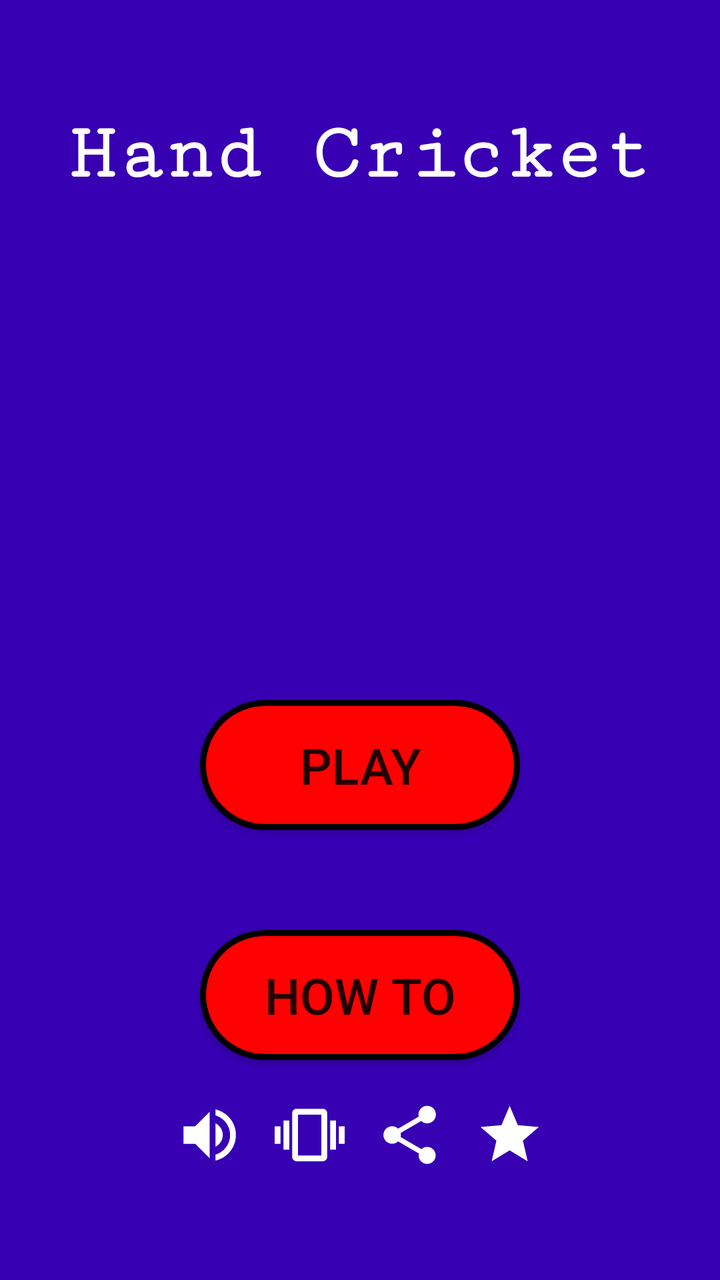
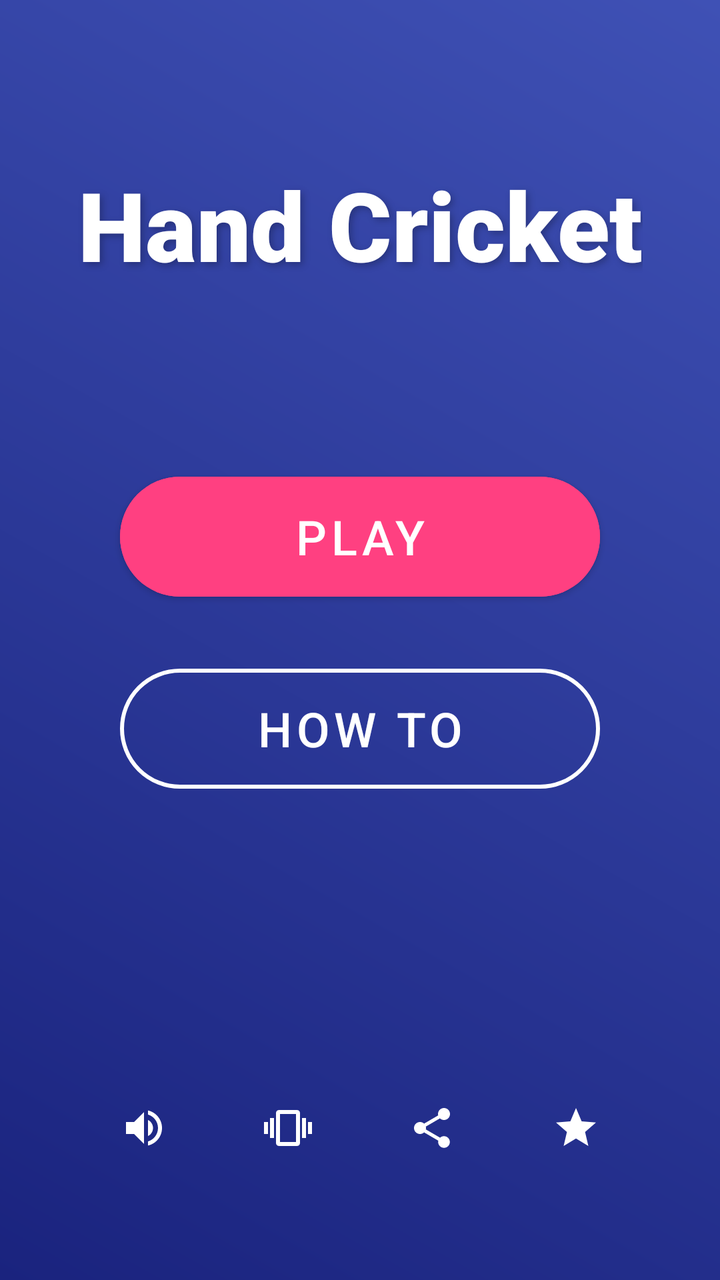

The first picture is an Android layout as it rendered before a commit; the second is the same layout after the commit. The layout source and the unified diff follow.
<!-- AndroidManifest.xml: application theme AppTheme -->
<!-- res/layout/home_page.xml -->
<?xml version="1.0" encoding="utf-8"?>
<RelativeLayout
    xmlns:android="http://schemas.android.com/apk/res/android"
    xmlns:tools="http://schemas.android.com/tools"
    android:layout_width="match_parent"
    android:layout_height="match_parent"
    tools:context=".HomeScreen"
    android:background="@color/colorPrimaryDark">

    <TextView
        android:id="@+id/title"
        android:layout_width="wrap_content"
        android:layout_height="wrap_content"
        android:text="@string/app_name"
        android:textAlignment="center"
        android:layout_marginTop="55dp"
        android:fontFamily="serif-monospace"
        android:textStyle="bold"
        android:textSize="40sp"
        android:textColor="@color/white"
        android:layout_centerHorizontal="true"/>

    <LinearLayout
        android:layout_width="wrap_content"
        android:layout_height="wrap_content"
        android:layout_below="@id/HowToButton"
        android:layout_centerHorizontal="true"
        android:layout_marginTop="20dp">

        <Button
            android:id="@+id/sound"
            android:layout_width="35dp"
            android:layout_height="35dp"
            android:layout_marginEnd="15dp"
            android:background="@drawable/sound_on_icon"
            android:backgroundTint="@color/white"
            tools:ignore="ButtonStyle" />

        <Button
            android:id="@+id/vibrate"
            android:layout_width="35dp"
            android:layout_height="35dp"
            android:layout_marginEnd="15dp"
            android:background="@drawable/vibration_on_icon"
            android:backgroundTint="@color/white"
            tools:ignore="ButtonStyle"/>

        <Button
            android:id="@+id/share"
            android:layout_width="35dp"
            android:layout_height="35dp"
            android:layout_marginEnd="15dp"
            android:background="@drawable/share_icon"
            android:backgroundTint="@color/white"
            android:onClick="share"
            tools:ignore="ButtonStyle"/>

        <Button
            android:id="@+id/rate"
            android:layout_width="35dp"
            android:layout_height="35dp"
            android:background="@drawable/rate_icon"
            android:backgroundTint="@color/white"
            android:onClick="rate"
            tools:ignore="ButtonStyle"/>

    </LinearLayout>



    <Button
        android:id="@+id/PlayButton"
        android:layout_width="wrap_content"
        android:layout_height="wrap_content"
        android:layout_alignParentTop="true"
        android:layout_centerInParent="true"
        android:layout_marginTop="350dp"
        android:background="@drawable/button"
        android:text="@string/Play"
        android:textSize="25sp"
        tools:ignore="RelativeOverlap" />

    <Button
        android:id="@+id/HowToButton"
        android:layout_width="wrap_content"
        android:layout_height="wrap_content"
        android:layout_below="@+id/PlayButton"
        android:layout_centerInParent="true"
        android:background="@drawable/button"
        android:layout_marginTop="50dp"
        android:textSize="25sp"
        android:text="@string/How_To" />
</RelativeLayout>
<!-- resources referenced by this layout -->
<resources>
  <color name="colorPrimaryDark">#3700B3</color>
  <color name="white">#ffff</color>
  <!-- drawable button (drawable) -->
  <?xml version="1.0" encoding="utf-8"?>
  <shape xmlns:android="http://schemas.android.com/apk/res/android"
      android:shape="rectangle">
      <corners
          android:radius="100dp"
          />
      <solid
          android:color="@color/colorPrimary"
          />
      <padding
          android:left="0dp"
          android:top="0dp"
          android:right="0dp"
          android:bottom="0dp"
          />
      <size
          android:width="160dp"
          android:height="65dp"
          />
      <stroke
          android:width="3dp"
          android:color="#000000"
          />
  </shape>
  <!-- drawable rate_icon (drawable) -->
  <vector xmlns:android="http://schemas.android.com/apk/res/android"
          android:width="24dp"
          android:height="24dp"
          android:viewportWidth="24.0"
          android:viewportHeight="24.0">
      <path
          android:fillColor="#FF000000"
          android:pathData="M12,17.27L18.18,21l-1.64,-7.03L22,9.24l-7.19,-0.61L12,2 9.19,8.63 2,9.24l5.46,4.73L5.82,21z"/>
  </vector>
  <!-- drawable share_icon (drawable) -->
  <vector xmlns:android="http://schemas.android.com/apk/res/android"
          android:width="24dp"
          android:height="24dp"
          android:viewportWidth="24.0"
          android:viewportHeight="24.0">
      <path
          android:fillColor="#FF000000"
          android:pathData="M18,16.08c-0.76,0 -1.44,0.3 -1.96,0.77L8.91,12.7c0.05,-0.23 0.09,-0.46 0.09,-0.7s-0.04,-0.47 -0.09,-0.7l7.05,-4.11c0.54,0.5 1.25,0.81 2.04,0.81 1.66,0 3,-1.34 3,-3s-1.34,-3 -3,-3 -3,1.34 -3,3c0,0.24 0.04,0.47 0.09,0.7L8.04,9.81C7.5,9.31 6.79,9 6,9c-1.66,0 -3,1.34 -3,3s1.34,3 3,3c0.79,0 1.5,-0.31 2.04,-0.81l7.12,4.16c-0.05,0.21 -0.08,0.43 -0.08,0.65 0,1.61 1.31,2.92 2.92,2.92 1.61,0 2.92,-1.31 2.92,-2.92s-1.31,-2.92 -2.92,-2.92z"/>
  </vector>
  <!-- drawable sound_on_icon (drawable) -->
  <vector xmlns:android="http://schemas.android.com/apk/res/android"
          android:width="24dp"
          android:height="24dp"
          android:viewportWidth="24.0"
          android:viewportHeight="24.0">
      <path
          android:fillColor="#FF000000"
          android:pathData="M3,9v6h4l5,5L12,4L7,9L3,9zM16.5,12c0,-1.77 -1.02,-3.29 -2.5,-4.03v8.05c1.48,-0.73 2.5,-2.25 2.5,-4.02zM14,3.23v2.06c2.89,0.86 5,3.54 5,6.71s-2.11,5.85 -5,6.71v2.06c4.01,-0.91 7,-4.49 7,-8.77s-2.99,-7.86 -7,-8.77z"/>
  </vector>
  <!-- drawable vibration_on_icon (drawable) -->
  <vector xmlns:android="http://schemas.android.com/apk/res/android"
          android:width="24dp"
          android:height="24dp"
          android:viewportWidth="24.0"
          android:viewportHeight="24.0">
      <path
          android:fillColor="#FF000000"
          android:pathData="M0,15h2L2,9L0,9v6zM3,17h2L5,7L3,7v10zM22,9v6h2L24,9h-2zM19,17h2L21,7h-2v10zM16.5,3h-9C6.67,3 6,3.67 6,4.5v15c0,0.83 0.67,1.5 1.5,1.5h9c0.83,0 1.5,-0.67 1.5,-1.5v-15c0,-0.83 -0.67,-1.5 -1.5,-1.5zM16,19L8,19L8,5h8v14z"/>
  </vector>
  <string name="How_To">How To</string>
  <string name="Play">Play</string>
  <string name="app_name">Hand Cricket</string>
  <style name="AppTheme" parent="Theme.AppCompat.Light.NoActionBar">
          
          <item name="colorPrimary">@color/colorPrimary</item>
          <item name="colorPrimaryDark">@color/colorPrimaryDark</item>
          <item name="colorAccent">@color/colorAccent</item>
  
      </style>
  <color name="colorPrimary">#FF0101</color>
  <color name="colorAccent">#03DAC5</color>
</resources>

<!-- the commit's change to res/layout/home_page.xml (unified diff, before → after) -->
@@ -1,93 +1,112 @@
 <?xml version="1.0" encoding="utf-8"?>
-<RelativeLayout
+<androidx.constraintlayout.widget.ConstraintLayout
     xmlns:android="http://schemas.android.com/apk/res/android"
+    xmlns:app="http://schemas.android.com/apk/res-auto"
     xmlns:tools="http://schemas.android.com/tools"
     android:layout_width="match_parent"
     android:layout_height="match_parent"
-    tools:context=".HomeScreen"
-    android:background="@color/colorPrimaryDark">
+    android:background="@drawable/main_gradient_bg"
+    tools:context=".HomeScreen">
 
     <TextView
         android:id="@+id/title"
         android:layout_width="wrap_content"
         android:layout_height="wrap_content"
         android:text="@string/app_name"
-        android:textAlignment="center"
-        android:layout_marginTop="55dp"
-        android:fontFamily="serif-monospace"
-        android:textStyle="bold"
-        android:textSize="40sp"
+        android:fontFamily="sans-serif-black"
+        android:textSize="48sp"
         android:textColor="@color/white"
-        android:layout_centerHorizontal="true"/>
+        android:layout_marginTop="80dp"
+        app:layout_constraintTop_toTopOf="parent"
+        app:layout_constraintStart_toStartOf="parent"
+        app:layout_constraintEnd_toEndOf="parent"
+        android:shadowColor="#40000000"
+        android:shadowDx="4"
+        android:shadowDy="4"
+        android:shadowRadius="8"/>
+
+    <com.google.android.material.button.MaterialButton
+        android:id="@+id/PlayButton"
+        android:layout_width="240dp"
+        android:layout_height="72dp"
+        android:text="@string/Play"
+        android:textSize="24sp"
+        android:layout_marginBottom="24dp"
+        app:cornerRadius="36dp"
+        app:layout_constraintBottom_toTopOf="@+id/HowToButton"
+        app:layout_constraintEnd_toEndOf="parent"
+        app:layout_constraintStart_toStartOf="parent"
+        app:layout_constraintVertical_chainStyle="packed"
+        app:layout_constraintTop_toBottomOf="@id/title"
+        android:backgroundTint="@color/buttonColor"/>
+
+    <com.google.android.material.button.MaterialButton
+        android:id="@+id/HowToButton"
+        style="@style/Widget.MaterialComponents.Button.OutlinedButton"
+        android:layout_width="240dp"
+        android:layout_height="72dp"
+        android:text="@string/How_To"
+        android:textSize="24sp"
+        android:textColor="@color/white"
+        app:strokeColor="@color/white"
+        app:strokeWidth="2dp"
+        app:cornerRadius="36dp"
+        app:layout_constraintBottom_toTopOf="@+id/bottom_actions"
+        app:layout_constraintEnd_toEndOf="parent"
+        app:layout_constraintStart_toStartOf="parent"
+        app:layout_constraintTop_toBottomOf="@+id/PlayButton"
+        android:layout_marginBottom="48dp"/>
 
     <LinearLayout
+        android:id="@+id/bottom_actions"
         android:layout_width="wrap_content"
         android:layout_height="wrap_content"
-        android:layout_below="@id/HowToButton"
-        android:layout_centerHorizontal="true"
-        android:layout_marginTop="20dp">
+        android:layout_marginBottom="48dp"
+        app:layout_constraintBottom_toBottomOf="parent"
+        app:layout_constraintEnd_toEndOf="parent"
+        app:layout_constraintStart_toStartOf="parent">
 
-        <Button
+        <ImageButton
             android:id="@+id/sound"
-            android:layout_width="35dp"
-            android:layout_height="35dp"
-            android:layout_marginEnd="15dp"
-            android:background="@drawable/sound_on_icon"
-            android:backgroundTint="@color/white"
-            tools:ignore="ButtonStyle" />
+            android:layout_width="56dp"
+            android:layout_height="56dp"
+            android:layout_marginEnd="16dp"
+            android:background="?attr/selectableItemBackgroundBorderless"
+            android:src="@drawable/sound_on_icon"
+            app:tint="@color/white"
+            tools:ignore="ContentDescription" />
 
-        <Button
+        <ImageButton
             android:id="@+id/vibrate"
-            android:layout_width="35dp"
-            android:layout_height="35dp"
-            android:layout_marginEnd="15dp"
-            android:background="@drawable/vibration_on_icon"
-            android:backgroundTint="@color/white"
-            tools:ignore="ButtonStyle"/>
+            android:layout_width="56dp"
+            android:layout_height="56dp"
+            android:layout_marginEnd="16dp"
+            android:background="?attr/selectableItemBackgroundBorderless"
+            android:src="@drawable/vibration_on_icon"
+            app:tint="@color/white"
+            tools:ignore="ContentDescription" />
 
-        <Button
+        <ImageButton
             android:id="@+id/share"
-            android:layout_width="35dp"
-            android:layout_height="35dp"
-            android:layout_marginEnd="15dp"
-            android:background="@drawable/share_icon"
-            android:backgroundTint="@color/white"
+            android:layout_width="56dp"
+            android:layout_height="56dp"
+            android:layout_marginEnd="16dp"
+            android:background="?attr/selectableItemBackgroundBorderless"
+            android:src="@drawable/share_icon"
+            app:tint="@color/white"
             android:onClick="share"
-            tools:ignore="ButtonStyle"/>
+            tools:ignore="ContentDescription" />
 
-        <Button
+        <ImageButton
             android:id="@+id/rate"
-            android:layout_width="35dp"
-            android:layout_height="35dp"
-            android:background="@drawable/rate_icon"
-            android:backgroundTint="@color/white"
+            android:layout_width="56dp"
+            android:layout_height="56dp"
+            android:background="?attr/selectableItemBackgroundBorderless"
+            android:src="@drawable/rate_icon"
+            app:tint="@color/white"
             android:onClick="rate"
-            tools:ignore="ButtonStyle"/>
+            tools:ignore="ContentDescription" />
 
     </LinearLayout>
 
-
-
-    <Button
-        android:id="@+id/PlayButton"
-        android:layout_width="wrap_content"
-        android:layout_height="wrap_content"
-        android:layout_alignParentTop="true"
-        android:layout_centerInParent="true"
-        android:layout_marginTop="350dp"
-        android:background="@drawable/button"
-        android:text="@string/Play"
-        android:textSize="25sp"
-        tools:ignore="RelativeOverlap" />
-
-    <Button
-        android:id="@+id/HowToButton"
-        android:layout_width="wrap_content"
-        android:layout_height="wrap_content"
-        android:layout_below="@+id/PlayButton"
-        android:layout_centerInParent="true"
-        android:background="@drawable/button"
-        android:layout_marginTop="50dp"
-        android:textSize="25sp"
-        android:text="@string/How_To" />
-</RelativeLayout>
+</androidx.constraintlayout.widget.ConstraintLayout>
<!-- resource entries referenced after the edit -->
@@ -1,31 +1,16 @@
 <!-- resources referenced by this layout -->
 <resources>
+  <color name="buttonColor">#FF4081</color>
   <color name="colorPrimaryDark">#3700B3</color>
-  <color name="white">#ffff</color>
-  <!-- drawable button (drawable) -->
+  <color name="white">#FFFFFF</color>
+  <!-- drawable main_gradient_bg (drawable) -->
   <?xml version="1.0" encoding="utf-8"?>
   <shape xmlns:android="http://schemas.android.com/apk/res/android"
       android:shape="rectangle">
-      <corners
-          android:radius="100dp"
-          />
-      <solid
-          android:color="@color/colorPrimary"
-          />
-      <padding
-          android:left="0dp"
-          android:top="0dp"
-          android:right="0dp"
-          android:bottom="0dp"
-          />
-      <size
-          android:width="160dp"
-          android:height="65dp"
-          />
-      <stroke
-          android:width="3dp"
-          android:color="#000000"
-          />
+      <gradient
+          android:startColor="@color/backgroundGradientStart"
+          android:endColor="@color/backgroundGradientEnd"
+          android:angle="45"/>
   </shape>
   <!-- drawable rate_icon (drawable) -->
   <vector xmlns:android="http://schemas.android.com/apk/res/android"
@@ -70,14 +55,15 @@
   <string name="How_To">How To</string>
   <string name="Play">Play</string>
   <string name="app_name">Hand Cricket</string>
-  <style name="AppTheme" parent="Theme.AppCompat.Light.NoActionBar">
+  <style name="AppTheme" parent="Theme.MaterialComponents.Light.NoActionBar">
           
           <item name="colorPrimary">@color/colorPrimary</item>
           <item name="colorPrimaryDark">@color/colorPrimaryDark</item>
           <item name="colorAccent">@color/colorAccent</item>
-  
       </style>
-  <color name="colorPrimary">#FF0101</color>
+  <color name="backgroundGradientStart">#1A237E</color>
+  <color name="backgroundGradientEnd">#3F51B5</color>
+  <color name="colorPrimary">#6200EE</color>
   <color name="colorAccent">#03DAC5</color>
 </resources>
 
